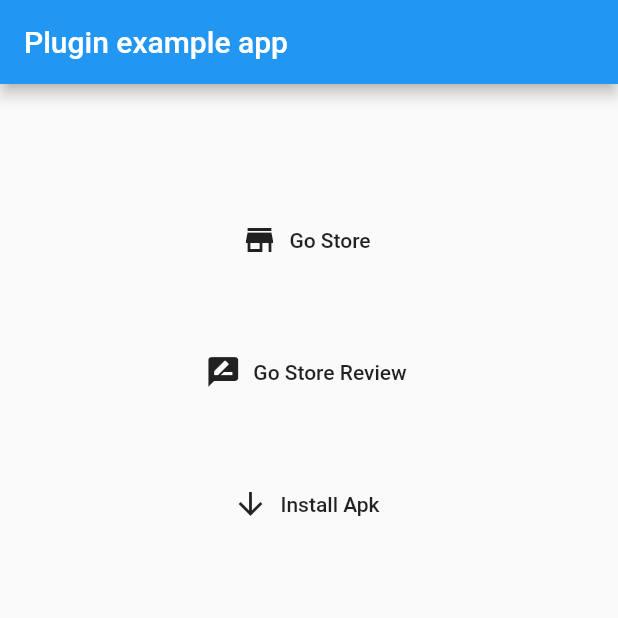
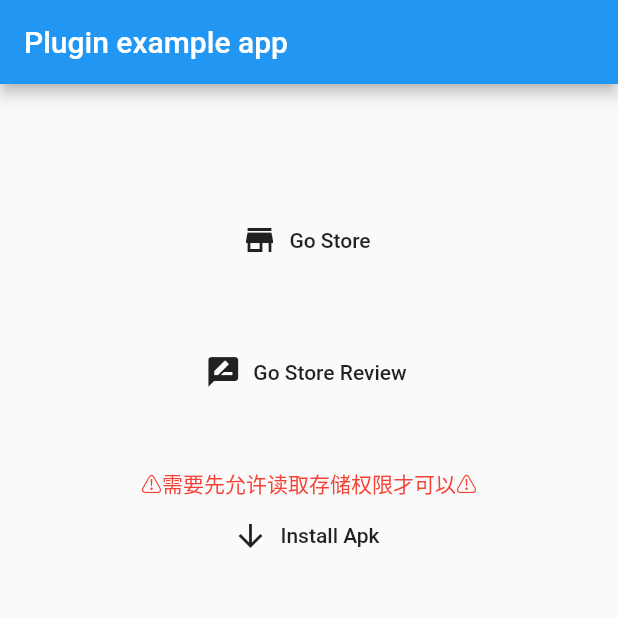
Before and after one commit to BytesZero/app_installer, a Flutter app: the screen it shows after launch, on a phone screen of 412 x 824 dp, the top half of it. Run offline on Flutter 3.47's test engine with Material 2 defaults, Android fonts, the light colour scheme and no system bars.

Commit message:
1、更新版本

```diff
--- a/example/lib/main.dart
+++ b/example/lib/main.dart
@@ -40,8 +40,15 @@ class _MyAppState extends State<MyApp> {
                 label: Text('Go Store Review'),
               ),
               SizedBox(height: 40),
+              Text(
+                '⚠️需要先允许读取存储权限才可以⚠️',
+                style: TextStyle(color: Colors.red),
+              ),
               FlatButton.icon(
                 onPressed: () {
+                  // 需要先允许读取存储权限才可以
+                  // 需要先允许读取存储权限才可以
+                  // 需要先允许读取存储权限才可以
                   AppInstaller.installApk('/sdcard/app/app-debug.apk');
                 },
                 icon: Icon(Icons.arrow_downward),
--- a/pubspec.yaml
+++ b/pubspec.yaml
@@ -1,6 +1,6 @@
 name: app_installer
 description: A new Android + iOS app installer plugin , supports opening app stores and editor reviews, as well as installing Apk files.
-version: 0.4.0
+version: 0.5.0
 author: Zero <zhengsonglan001@gmail.com>
 homepage: https://github.com/yy1300326388/app_installer
 documentation: https://github.com/yy1300326388/app_installer/tree/master/example
```
Also changed, not shown: 6 other files.
